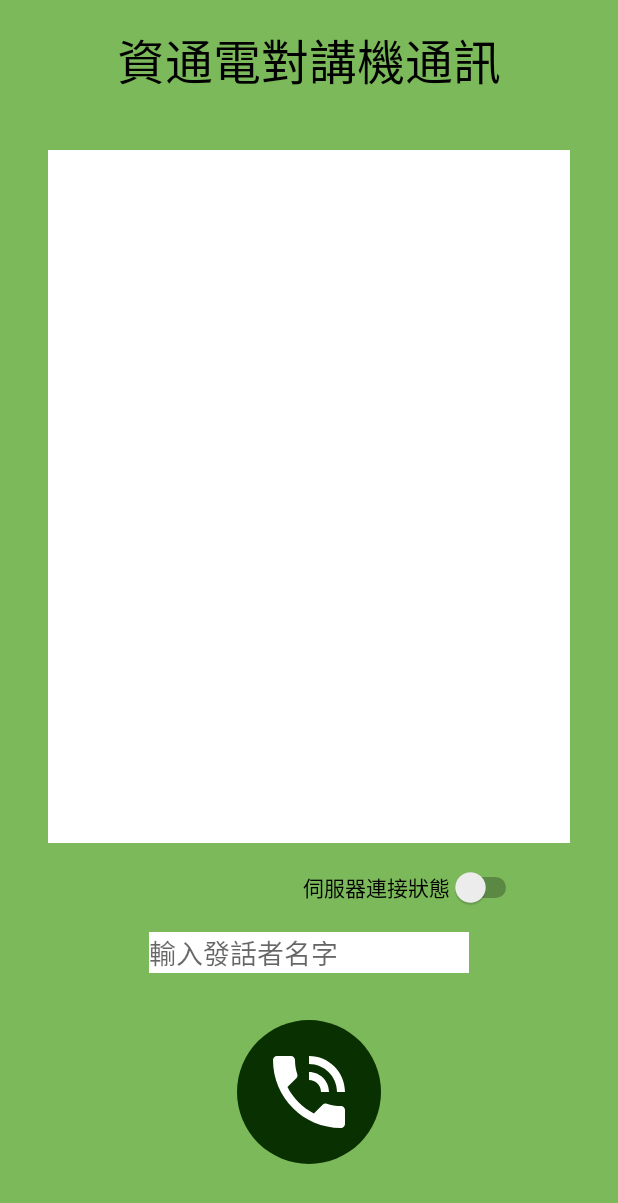
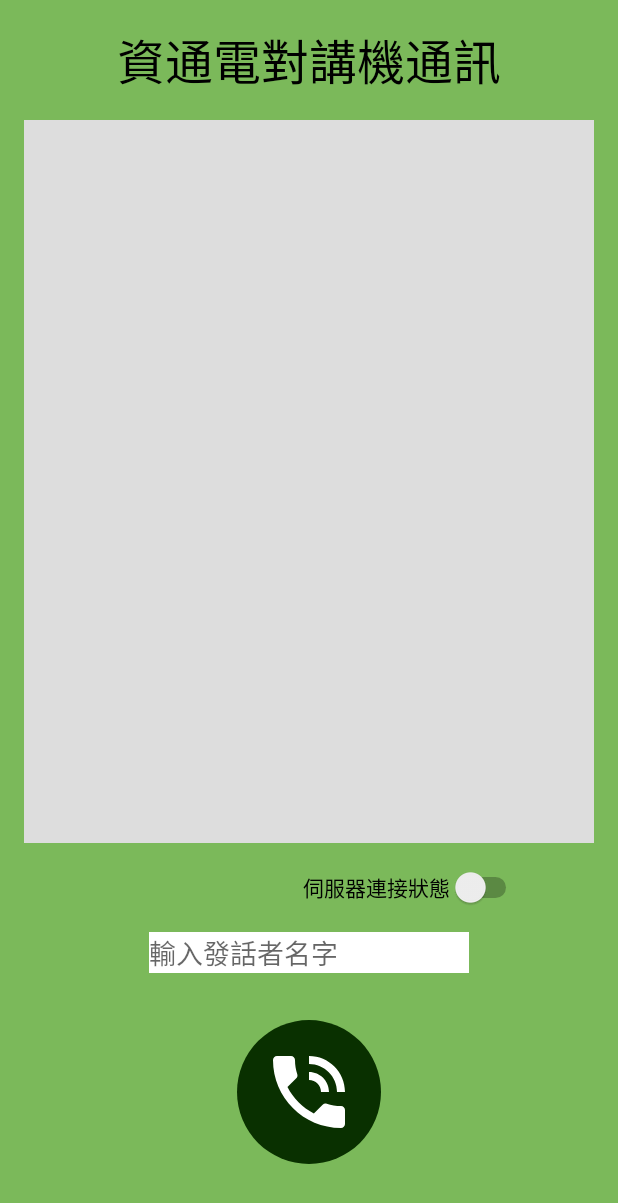
Before and after one commit to kuramu1108/ntc2019-walkietalkie, an Android app: the screen it shows after launch (MainActivity), on a phone screen of 412 x 824 dp. Shown: the top 1203 px of the screen. Run offline under Robolectric (Android 15) with nearby library versions, the phone set to English and light mode, and no system bars; libraries missing offline, so code that uses them is left out: pub.devrel.easypermissions.

Commit message:
change talk history from textview to recycler view

```diff
--- a/app/build.gradle
+++ b/app/build.gradle
@@ -35,4 +35,5 @@ dependencies {
     implementation 'android.arch.lifecycle:viewmodel:1.1.1'
     implementation 'android.arch.lifecycle:extensions:1.1.1'
     implementation 'com.android.support.constraint:constraint-layout:1.1.3'
+    implementation 'com.android.support:cardview-v7:26.1.0'
 }
--- a/app/src/main/java/com/ntc2019/walkie_talkie/MainActivity.java
+++ b/app/src/main/java/com/ntc2019/walkie_talkie/MainActivity.java
@@ -8,6 +8,9 @@ import android.media.MediaRecorder;
 import android.os.Bundle;
 import android.support.annotation.Nullable;
 import android.support.v7.app.AppCompatActivity;
+import android.support.v7.widget.DefaultItemAnimator;
+import android.support.v7.widget.LinearLayoutManager;
+import android.support.v7.widget.RecyclerView;
 import android.text.Html;
 import android.text.method.ScrollingMovementMethod;
 import android.util.Log;
@@ -33,6 +36,7 @@ import pub.devrel.easypermissions.EasyPermissions;
 
 public class MainActivity extends AppCompatActivity {
     private MyViewModel vm;
+    private TalkAdapter talkAdapter;
 
     private static final String LOG_TAG = "AudioRecordTest";
     public static final int RC_RECORD_AUDIO = 1000;
@@ -43,8 +47,8 @@ public class MainActivity extends AppCompatActivity {
     private ImageButton recordBtn;
     private Switch serverConnectionSwitch;
     private EditText et_name;
-    private TextView testview_whosecall;
     private ProgressBar progressBar;
+    private RecyclerView talkHistory;
 
     @SuppressLint("ClickableViewAccessibility")
     @Override
@@ -53,13 +57,18 @@ public class MainActivity extends AppCompatActivity {
         setContentView(R.layout.activity_main);
 
         vm = ViewModelProviders.of(this).get(MyViewModel.class);
+        talkAdapter = new TalkAdapter(this);
 
         vm.sRecordedFileName = getCacheDir().getAbsolutePath() + "/audiorecordtest.3gp";
         vm.talkHistory.setValue(new ArrayList<Talk>());
 
         viewBinding();
 
-        testview_whosecall.setMovementMethod(new ScrollingMovementMethod());
+        talkHistory.setLayoutManager(new LinearLayoutManager(this));
+        talkHistory.setHasFixedSize(true);
+        talkHistory.setItemAnimator(new DefaultItemAnimator());
+        talkHistory.setAdapter(talkAdapter);
+
         recordBtn.setOnTouchListener(new View.OnTouchListener() {
             @Override
             public boolean onTouch(View v, MotionEvent event) {
@@ -108,10 +117,13 @@ public class MainActivity extends AppCompatActivity {
             }
         });
 
+        // Observers
+
         vm.talkHistory.observe(this, new Observer<List<Talk>>() {
             @Override
             public void onChanged(@Nullable List<Talk> talks) {
-                testview_whosecall.append(Html.fromHtml(vm.getLastTalkString()));
+                talkAdapter.setData(talks);
+                talkHistory.scrollToPosition(talks.size() - 1);
             }
         });
 
@@ -121,6 +133,8 @@ public class MainActivity extends AppCompatActivity {
                 serverConnectionSwitch.setChecked(aBoolean);
             }
         });
+
+
 
         serverConnectionSwitch.setOnCheckedChangeListener(new CompoundButton.OnCheckedChangeListener() {
             @Override
@@ -204,7 +218,7 @@ public class MainActivity extends AppCompatActivity {
         serverConnectionSwitch = findViewById(R.id.switch_server_connection);
         recordBtn = findViewById(R.id.imageButton);
         et_name = (EditText) findViewById(R.id.editText);
-        testview_whosecall = (TextView) findViewById(R.id.textView_whosecall);
         progressBar = findViewById(R.id.progressBar);
+        talkHistory = findViewById(R.id.talk_view);
     }
 }
--- a/app/src/main/java/com/ntc2019/walkie_talkie/MyViewModel.java
+++ b/app/src/main/java/com/ntc2019/walkie_talkie/MyViewModel.java
@@ -11,17 +11,17 @@ public class MyViewModel extends ViewModel {
     public String talkerName = "";
     public Boolean clientRunning = false;
 
+    public MutableLiveData<Integer> connectionTrial = new MutableLiveData<>();
+
     public MutableLiveData<Boolean> serverConnection = new MutableLiveData<>();
 
     public MutableLiveData<List<Talk>> talkHistory = new MutableLiveData<>();
 
-    public String getLastTalkString() {
-        if (talkHistory.getValue() != null) {
-            int size = talkHistory.getValue().size();
-            if (size > 0) return talkHistory.getValue().get(size-1).getHTMLString();
-            else return "<text></text>";
-        }
-        else return "<text></text>";
+    public void updateConnectionTrial() {
+        if (connectionTrial.getValue() != null) {
+            int temp = connectionTrial.getValue();
+            connectionTrial.postValue(temp + 1);
+        } else connectionTrial.postValue(0);
     }
 
     public Boolean getServerConnection() {
--- /dev/null
+++ b/app/src/main/java/com/ntc2019/walkie_talkie/TalkAdapter.java
@@ -0,0 +1,71 @@
+package com.ntc2019.walkie_talkie;
+
+import android.content.Context;
+import android.support.v7.widget.RecyclerView;
+import android.view.LayoutInflater;
+import android.view.View;
+import android.view.ViewGroup;
+import android.widget.TextView;
+
+import java.util.ArrayList;
+import java.util.List;
+
+public class TalkAdapter extends RecyclerView.Adapter<TalkAdapter.TalkViewHolder> {
+    private List<Talk> data;
+    private Context context;
+    private LayoutInflater layoutInflater;
+
+    public TalkAdapter(Context context) {
+        this.data = new ArrayList<>();
+        this.context = context;
+        this.layoutInflater = (LayoutInflater) context.getSystemService(Context.LAYOUT_INFLATER_SERVICE);
+    }
+
+    @Override
+    public TalkViewHolder onCreateViewHolder(ViewGroup parent, int viewType) {
+        View itemView = null;
+        switch (viewType) {
+            case 1: itemView = layoutInflater.inflate(R.layout.layout_talk_item_start, parent, false);
+                break;
+            case 2: itemView = layoutInflater.inflate(R.layout.layout_talk_item_stop, parent, false);
+                break;
+            default:
+                break;
+        }
+        return new TalkViewHolder(itemView);
+    }
+
+    @Override
+    public void onBindViewHolder(TalkViewHolder holder, int position) {
+        holder.bind(data.get(position));
+    }
+
+    @Override
+    public int getItemCount() {
+        return data.size();
+    }
+
+    @Override
+    public int getItemViewType(int position) {
+        return data.get(position).getStart()? 1 : 2;
+    }
+
+    public void setData(List<Talk> talks) {
+        data = talks;
+        notifyDataSetChanged();
+    }
+
+    class TalkViewHolder extends RecyclerView.ViewHolder {
+        private TextView talkerName;
+
+        public TalkViewHolder(View itemView) {
+            super(itemView);
+
+            talkerName = itemView.findViewById(R.id.talk_item_talker);
+        }
+
+        void bind(final Talk talk) {
+            talkerName.setText(talk.getSpeakerName());
+        }
+    }
+}
--- a/app/src/main/java/com/ntc2019/walkie_talkie/WebSocketClient.java
+++ b/app/src/main/java/com/ntc2019/walkie_talkie/WebSocketClient.java
@@ -167,12 +167,16 @@ public final class WebSocketClient extends WebSocketListener {
         Log.d(LOG_TAG, "onClosing: " + reason);
 //        webSocket.close(1000, null);
         vm.serverConnection.postValue(false);
+//        vm.updateConnectionTrial();
+        run();
     }
 
     @Override
     public void onFailure(WebSocket webSocket, Throwable t, Response response) {
         Log.e(LOG_TAG, "onFailure: ", t);
         vm.serverConnection.postValue(false);
+//        vm.updateConnectionTrial();
+//        run();
         t.printStackTrace();
     }
 
--- a/app/src/main/res/layout/activity_main.xml
+++ b/app/src/main/res/layout/activity_main.xml
@@ -7,7 +7,7 @@
     android:background="@color/colorPrimary">
 
     <TextView
-        android:id="@+id/textView"
+        android:id="@+id/txt_title"
         android:layout_width="wrap_content"
         android:layout_height="wrap_content"
         android:text="資通電對講機通訊"
@@ -33,25 +33,37 @@
         android:id="@+id/switch_server_connection"
         android:layout_width="wrap_content"
         android:layout_height="wrap_content"
+        android:layout_above="@id/editText"
         android:layout_alignParentEnd="true"
         android:layout_marginEnd="64dp"
         android:layout_marginBottom="16dp"
-        android:layout_above="@id/editText"
+        android:clickable="false"
         android:text="伺服器連接狀態" />
 
-    <TextView
-        android:id="@+id/textView_whosecall"
+<!--    <TextView-->
+<!--        android:id="@+id/textView_whosecall"-->
+<!--        android:layout_width="match_parent"-->
+<!--        android:layout_height="match_parent"-->
+<!--        android:layout_alignParentTop="true"-->
+<!--        android:layout_centerHorizontal="true"-->
+<!--        android:layout_marginBottom="16dp"-->
+<!--        android:layout_marginHorizontal="32dp"-->
+<!--        android:layout_marginTop="100dp"-->
+<!--        android:layout_above="@id/switch_server_connection"-->
+<!--        android:background="@android:color/white"-->
+<!--        android:text=""-->
+<!--        android:textSize="24sp" />-->
+
+    <android.support.v7.widget.RecyclerView
+        android:id="@+id/talk_view"
         android:layout_width="match_parent"
         android:layout_height="match_parent"
-        android:layout_alignParentTop="true"
+        android:layout_above="@id/switch_server_connection"
+        android:layout_below="@id/txt_title"
         android:layout_centerHorizontal="true"
-        android:layout_marginBottom="16dp"
-        android:layout_marginHorizontal="32dp"
-        android:layout_marginTop="100dp"
-        android:layout_above="@id/switch_server_connection"
-        android:background="@android:color/white"
-        android:text=""
-        android:textSize="24sp" />
+        android:layout_marginHorizontal="@dimen/activity_horizontal_margin"
+        android:layout_marginVertical="@dimen/activity_vertical_margin"
+        android:background="#DDDDDD" />
 
     <RelativeLayout
         android:layout_width="wrap_content"
```
Also changed, not shown: app/src/main/res/layout/layout_talk_item_start.xml (added, +34 -0 lines), app/src/main/res/layout/layout_talk_item_stop.xml (added, +33 -0 lines).
